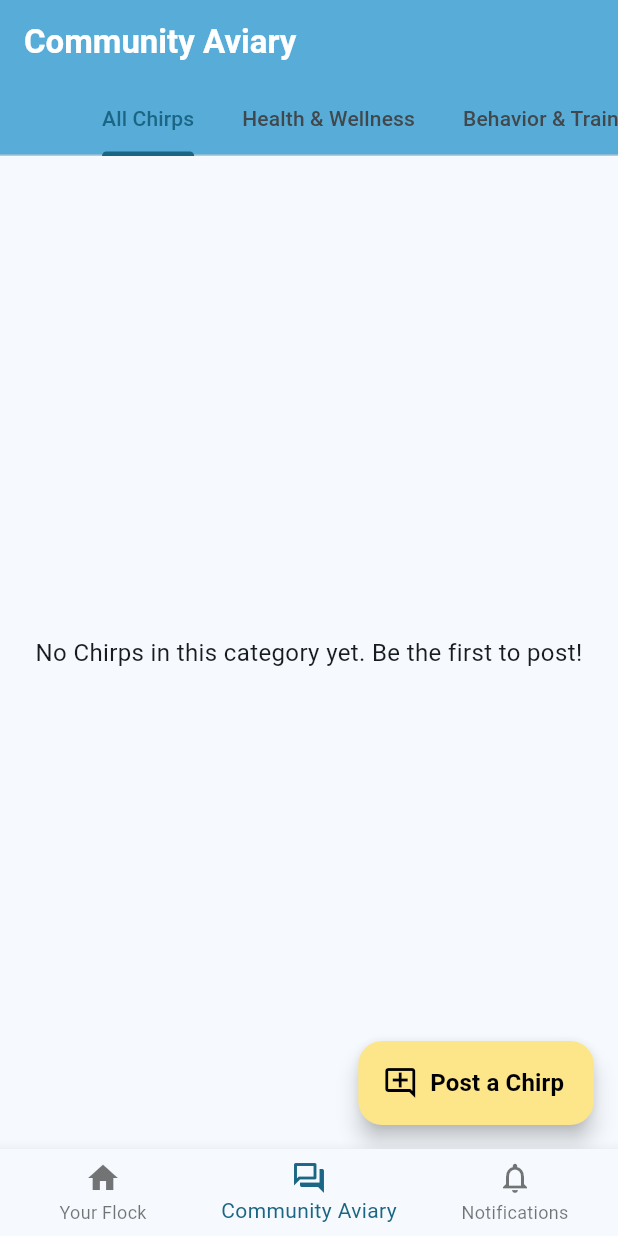
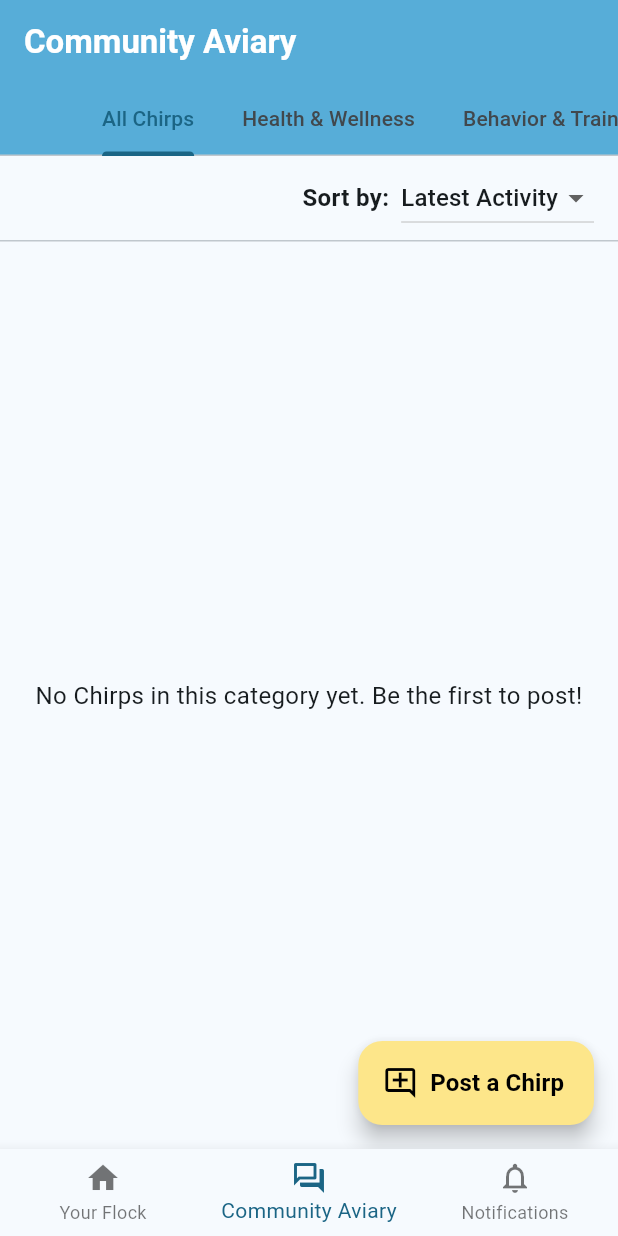
Before and after one commit to abhijit-arora/cockatiel-companion, a Flutter app: the screen it shows once a user with an empty profile is signed in, item 2 of the bottom bar chosen, on a phone screen of 412 x 824 dp. Run offline on Flutter 3.47's test engine with Material 3 defaults, Android fonts, the phone set to English and light mode, and no system bars; our stand-ins replace cloud_firestore, cloud_functions, firebase_auth, firebase_core, firebase_storage, flutter_local_notifications and 3 more; accounts and stored records are empty.

Commit message:
feat: Implement community feed sorting
Adds UI controls and backend query logic for sorting the community feed. Users can now sort by 'Latest Activity' (default), 'Most Follows', or 'Most Replies'. Refactors the sorting controls from filter chips to a more graceful dropdown menu to improve UI consistency.

```diff
--- a/lib/core/constants.dart
+++ b/lib/core/constants.dart
@@ -371,6 +371,7 @@ class Labels {
   static const String reasonForReport = 'Reason for your Squawk?';
   static const String bestAnswer = 'Best Answer';
   static const String markAsBestAnswer = 'Mark as Best Answer';
+  static const String sortBy = 'Sort by:';
 
   // --- Miscellaneous UI ---
   static const String signOut = 'Sign Out';
@@ -445,6 +446,13 @@ class DropdownOptions {
     'Off-Topic or Irrelevant',
     'Other',
   ];
+
+  /// Sorting options for the community feed.
+  static const List<String> chirpSortOptions = [
+    'Latest Activity',
+    'Most Follows',
+    'Most Replies',
+  ];
 }
 
 // ===========================================================================
--- a/lib/features/community/screens/community_screen.dart
+++ b/lib/features/community/screens/community_screen.dart
@@ -14,7 +14,9 @@ class CommunityScreen extends StatefulWidget {
 class _CommunityScreenState extends State<CommunityScreen> with TickerProviderStateMixin {
   late final TabController _tabController;
 
-  // The list of categories is now sourced from our central constants file.
+  // --- NEW: State variable to hold the selected sort option ---
+  String _selectedSortOption = DropdownOptions.chirpSortOptions[0]; // Default to 'Latest Activity'
+
   final List<String> _categories = DropdownOptions.communityCategoriesWithAll;
 
   @override
@@ -42,11 +44,48 @@ class _CommunityScreenState extends State<CommunityScreen> with TickerProviderSt
           }).toList(),
         ),
       ),
-      body: TabBarView(
-        controller: _tabController,
-        children: _categories.map((String category) {
-          return ChirpList(category: category);
-        }).toList(),
+      // --- REVISED: The body is now a Column containing the controls and the TabBarView ---
+      body: Column(
+        children: [
+          // --- REVISED: Sorting Controls UI using a Dropdown ---
+          Padding(
+            padding: const EdgeInsets.symmetric(horizontal: 16.0, vertical: 4.0),
+            child: Row(
+              mainAxisAlignment: MainAxisAlignment.end, // Align to the right
+              children: [
+                const Text(Labels.sortBy, style: TextStyle(fontWeight: FontWeight.bold)),
+                const SizedBox(width: 8),
+                DropdownButton<String>(
+                  value: _selectedSortOption,
+                  items: DropdownOptions.chirpSortOptions.map((String value) {
+                    return DropdownMenuItem<String>(
+                      value: value,
+                      child: Text(value),
+                    );
+                  }).toList(),
+                  onChanged: (String? newValue) {
+                    setState(() {
+                      _selectedSortOption = newValue!;
+                    });
+                  },
+                ),
+              ],
+            ),
+          ),
+          const Divider(height: 1),
+
+          Expanded(
+            child: TabBarView(
+              controller: _tabController,
+              children: _categories.map((String category) {
+                return ChirpList(
+                  category: category,
+                  sortBy: _selectedSortOption,
+                );
+              }).toList(),
+            ),
+          ),
+        ],
       ),
       floatingActionButton: FloatingActionButton.extended(
         onPressed: () {
@@ -61,7 +100,6 @@ class _CommunityScreenState extends State<CommunityScreen> with TickerProviderSt
             ),
           );
         },
-        // The label now uses our generic "post" term.
         label: Text('${ButtonLabels.post} a ${AppStrings.post}'),
         icon: const Icon(Icons.add_comment_outlined),
       ),
--- a/lib/features/community/widgets/chirp_list.dart
+++ b/lib/features/community/widgets/chirp_list.dart
@@ -9,7 +9,8 @@ import 'package:cockatiel_companion/features/community/widgets/dialogs/report_di
 
 class ChirpList extends StatefulWidget {
   final String category;
-  const ChirpList({super.key, required this.category});
+  final String sortBy; // NEW: Add the sortBy parameter
+  const ChirpList({super.key, required this.category, required this.sortBy});
 
   @override
   State<ChirpList> createState() => _ChirpListState();
@@ -102,10 +103,17 @@ class _ChirpListState extends State<ChirpList> {
     final currentUser = FirebaseAuth.instance.currentUser;
     if (currentUser == null) return const Center(child: Text(AppStrings.loginToViewCommunity));
 
-    Query query = FirebaseFirestore.instance
-        .collection('community_chirps')
-        .orderBy('latestActivityAt', descending: true)
-        .orderBy('createdAt', descending: true);
+    Query query = FirebaseFirestore.instance.collection('community_chirps');
+
+    // --- NEW: Dynamic Sorting Logic ---
+    if (widget.sortBy == DropdownOptions.chirpSortOptions[0]) { // 'Latest Activity'
+      query = query.orderBy('latestActivityAt', descending: true)
+                  .orderBy('createdAt', descending: true);
+    } else if (widget.sortBy == DropdownOptions.chirpSortOptions[1]) { // 'Most Follows'
+      query = query.orderBy('followerCount', descending: true);
+    } else if (widget.sortBy == DropdownOptions.chirpSortOptions[2]) { // 'Most Replies'
+      query = query.orderBy('replyCount', descending: true);
+    }
 
     final String allPostsCategory = DropdownOptions.communityCategoriesWithAll[0];
     if (widget.category != allPostsCategory) {
```
Also changed, not shown: 2 other files.
